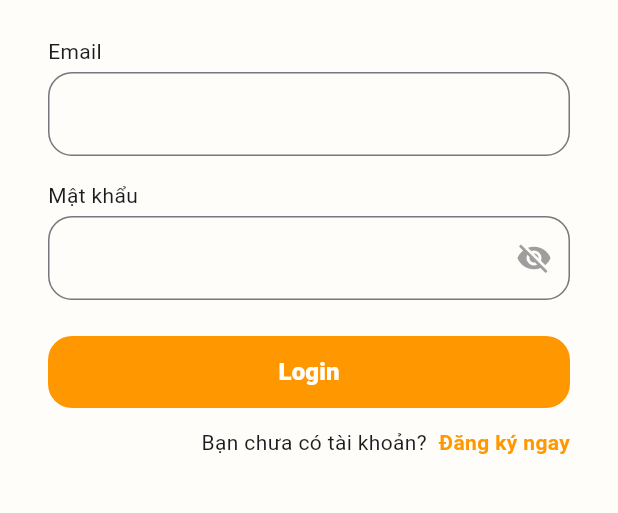
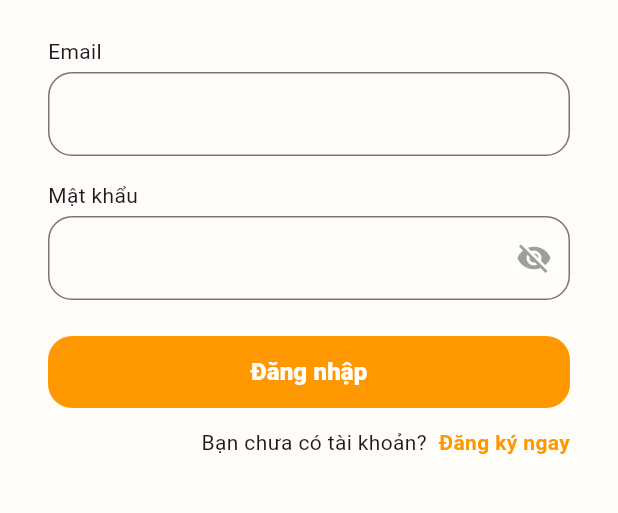
Before and after one commit to quanganh-snake/flutter_ecommerce_app, a Flutter app: the screen it shows once a user with an empty profile is signed in, item 4 of the bottom bar chosen, after a tap on "Logout", on a phone screen of 412 x 824 dp, the part 330-843 px from its top. Run offline on Flutter 3.47's test engine with Material 3 defaults, Android fonts, the phone set to English and light mode, and no system bars; our stand-ins replace cloud_firestore, firebase_auth, firebase_core, flutter_riverpod, formz, iconsax and 1 more; accounts and stored records are empty; generated files the repository leaves out were written again; network calls fail.

Commit message:
update: document README.md

```diff
--- a/lib/features/auth/presentations/screens/login_screen.dart
+++ b/lib/features/auth/presentations/screens/login_screen.dart
@@ -234,7 +234,7 @@ class LoginScreen extends ConsumerWidget {
                           ],
                         )
                       : const Text(
-                          'Login',
+                          'Đăng nhập',
                           style: TextStyle(
                             fontSize: 16,
                             color: Colors.white,
--- a/lib/features/category/presentation/admin/screens/category_list_screen.dart
+++ b/lib/features/category/presentation/admin/screens/category_list_screen.dart
@@ -15,6 +15,10 @@ class CategoryListScreen extends ConsumerWidget {
     return Scaffold(
       appBar: AppBar(
         title: const Text('Admin - Categories'),
+        leading: IconButton(
+          icon: const Icon(Icons.arrow_back),
+          onPressed: () => Navigator.pop(context),
+        ),
         actions: [
           IconButton(
             icon: const Icon(Icons.add),
```
Also changed, not shown: lib/features/category/presentation/admin/providers/category_form_state.dart (+11 -0 lines), 1 other file.
